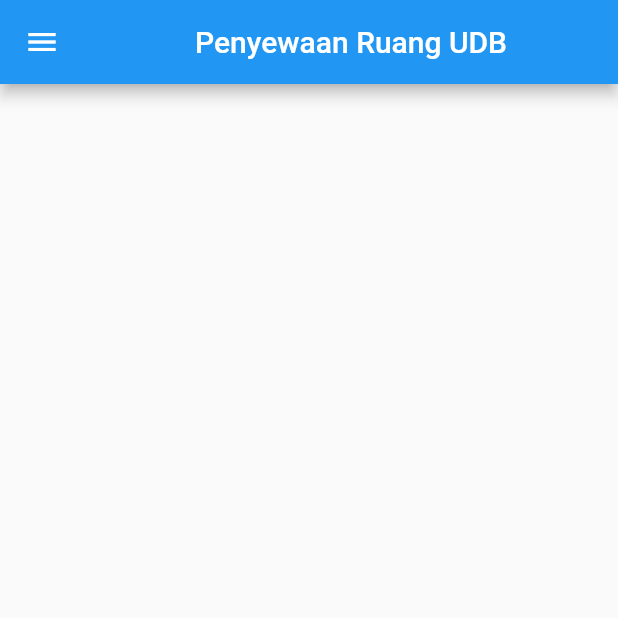
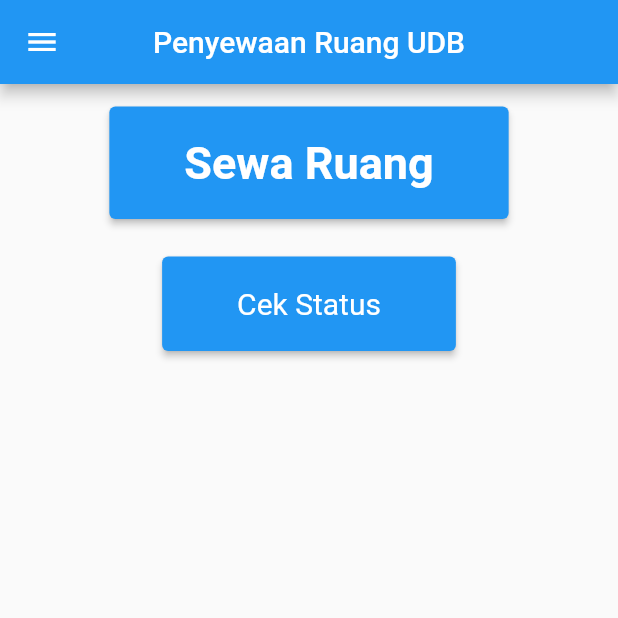
Before and after one commit to areosudrajad/App-pemesanan-ruang, a Flutter app: the menu_screen screen opened directly, on a phone screen of 412 x 824 dp, the top half of it. Run offline on Flutter 3.47's test engine with Material 2 defaults, Android fonts, the light colour scheme and no system bars; our stand-ins replace hive, hive_flutter; accounts and stored records are empty.

Commit message:
about dan button menu

```diff
--- a/lib/main.dart
+++ b/lib/main.dart
@@ -1,4 +1,5 @@
 //import 'package:app_pemesaanan_ruang/screen/login_screen.dart';
+import 'package:app_pemesaanan_ruang/menu_screen.dart';
 import 'package:flutter/material.dart';
 import 'login_screen.dart';
 
@@ -19,8 +20,7 @@ class MyApp extends StatelessWidget {
       theme: ThemeData(
         primarySwatch: Colors.blue,
       ),
-      home: login_screen(
-      ),
+      home: menu_screen(),
     );
   }
 }
--- a/lib/menu_screen.dart
+++ b/lib/menu_screen.dart
@@ -1,6 +1,7 @@
 import 'package:app_pemesaanan_ruang/login_screen.dart';
 import 'package:app_pemesaanan_ruang/backup/profil_screen.dart';
 import 'package:app_pemesaanan_ruang/profile_screen.dart';
+import 'package:app_pemesaanan_ruang/sewa_screen.dart';
 import 'package:flutter/material.dart';
 import 'main.dart';
 //import 'backup/SecondPage.dart';
@@ -17,8 +18,52 @@ class menu_screen extends StatelessWidget {
     return Scaffold(
       appBar: AppBar(
         centerTitle: true,
-        title: Center(
-          child: Text("Penyewaan Ruang UDB"),
+        title: Text("Penyewaan Ruang UDB"),
+      ),
+      body: Center(
+        child: Column(
+          crossAxisAlignment: CrossAxisAlignment.center,
+          children: [
+            SizedBox(
+              height: 15,
+            ),
+            // An enabled button
+
+            ElevatedButton(
+              child: const Text('Sewa Ruang'),
+              onPressed: () {
+                Navigator.push(
+                  context,
+                  MaterialPageRoute(builder: (context) => const sewa_screen()),
+                );
+              },
+              style: ElevatedButton.styleFrom(
+                  primary: Colors.blue,
+                  padding:
+                      const EdgeInsets.symmetric(horizontal: 50, vertical: 20),
+                  textStyle: const TextStyle(
+                      fontSize: 30, fontWeight: FontWeight.bold)),
+            ),
+            SizedBox(
+              height: 25,
+            ),
+
+            // // A disabled button
+            // const ElevatedButton(
+            //     onPressed: null, child: Text('Disabled Button')),
+
+            ElevatedButton(
+              child: const Text('Cek Status'),
+              onPressed: () {},
+              style: ElevatedButton.styleFrom(
+                  primary: Colors.blue,
+                  padding:
+                      const EdgeInsets.symmetric(horizontal: 50, vertical: 20),
+                  textStyle: const TextStyle(
+                    fontSize: 20,
+                  )),
+            ),
+          ],
         ),
       ),
       drawer: Drawer(
@@ -48,30 +93,72 @@ class menu_screen extends StatelessWidget {
             ),
             ListTile(
               leading: Icon(
-                Icons.train,
+                Icons.person,
               ),
               title: const Text('Profile'),
               onTap: () {
-                 Navigator.push(
+                Navigator.push(
                   context,
                   MaterialPageRoute(builder: (context) => profile_screen()),
                 );
               },
             ),
-            // ListTile(
-            //   leading: Icon(
-            //     Icons.home,
-            //   ),
-            //   title: const Text('Login'),
-            //   onTap: () {
-            //     //Navigator.pop(context);
-            //     //onPressed: () {
-            //     Navigator.push(
-            //       context,
-            //       MaterialPageRoute(builder: (context) => login_screen()),
-            //     );
-            //   },
-            // ),
+            ListTile(
+              leading: Icon(
+                Icons.warning,
+              ),
+              title: const Text('Tentang'),
+              onTap: () {
+                AlertDialog alert = AlertDialog(
+                  title: Text(
+                    "UAS Rekayasa",
+                    textAlign: TextAlign.center,
+                    overflow: TextOverflow.ellipsis,
+                    style: const TextStyle(fontWeight: FontWeight.bold),
+                  ),
+                  //content: Text("A2"),
+                  content: SingleChildScrollView(
+                    child: ListBody(
+                      children: const <Widget>[
+                        Text(
+                          '19TIA4',
+                          textAlign: TextAlign.center,
+                          overflow: TextOverflow.ellipsis,
+                          style: const TextStyle(fontWeight: FontWeight.bold),
+                        ),
+                        Text(
+                          'Areo Sudrajad',
+                          textAlign: TextAlign.center,
+                          overflow: TextOverflow.ellipsis,
+                        ),
+                        Text(
+                          'Immaculata Yolia',
+                          textAlign: TextAlign.center,
+                          overflow: TextOverflow.ellipsis,
+                        ),
+                        Text(
+                          'Yuda Hernawan',
+                          textAlign: TextAlign.center,
+                          overflow: TextOverflow.ellipsis,
+                        ),
+                      ],
+                    ),
+                  ),
+                  actions: [
+                    FlatButton(
+                        child: Text("Tutup"),
+                        onPressed: () => Navigator.of(context).pop()),
+                  ],
+                );
+                // show the dialog
+                showDialog(
+                  context: context,
+                  builder: (BuildContext context) {
+                    return alert;
+                  },
+                );
+              },
+            ),
           ],
         ),
       ),
--- /dev/null
+++ b/lib/sewa_screen.dart
@@ -0,0 +1,24 @@
+import 'package:flutter/material.dart';
+import 'package:app_pemesaanan_ruang/main.dart';
+
+class sewa_screen extends StatelessWidget {
+  const sewa_screen({super.key});
+
+  @override
+  Widget build(BuildContext context) {
+    return Scaffold(
+      appBar: AppBar(
+        title: const Text('Sewa Ruang'),
+      ),
+      body: Center(
+        child: ElevatedButton(
+          onPressed: () {
+            Navigator.pop(context);
+            // Navigate back to first route when tapped.
+          },
+          child: const Text('Go back!'),
+        ),
+      ),
+    );
+  }
+}
--- a/pubspec.yaml
+++ b/pubspec.yaml
@@ -33,6 +33,7 @@ dependencies:
 
   # The following adds the Cupertino Icons font to your application.
   # Use with the CupertinoIcons class for iOS style icons.
+  dropdownfield: ^0.0.2
   cupertino_icons: ^1.0.2
   hive: ^2.1.0
   hive_flutter: ^1.1.0
```
Also changed, not shown: pubspec.lock.
